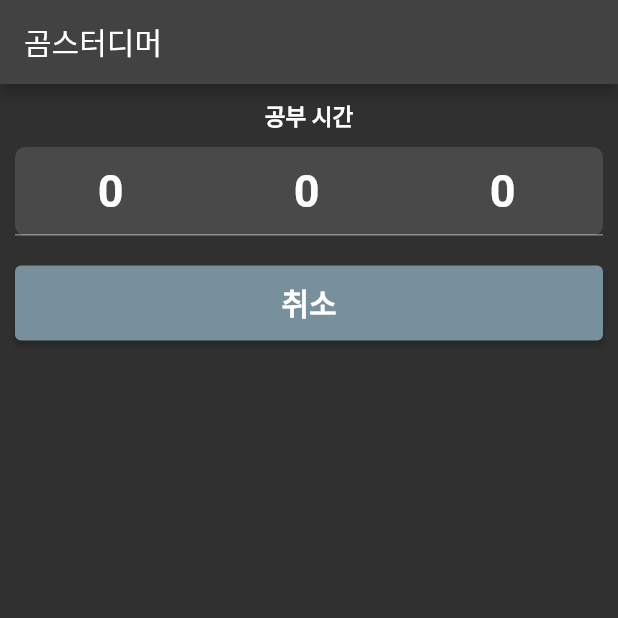
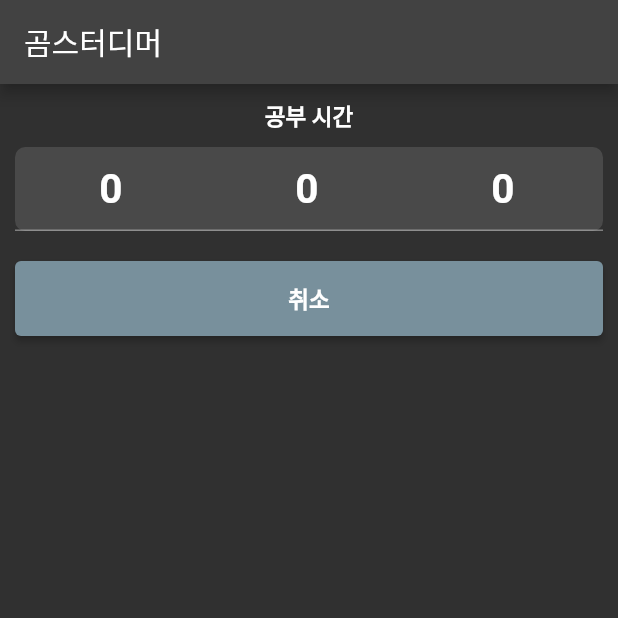
Before and after one commit to MISEONGKIM/studimer, a Flutter app: the screen it shows after launch, after a tap on "12", on a phone screen of 412 x 824 dp, the top half of it. Run offline on Flutter 3.47's test engine with Material 2 defaults, Android fonts, the phone set to English and light mode, and no system bars; our stand-ins replace floor, flutter_local_notifications, numberpicker, sqflite, vibration; missing offline and left inert: flutter_background_service, flutter_ringtone_player; accounts and stored records are empty; generated files the repository leaves out were written again.

Commit message:
fix : 글씨크기

```diff
--- a/lib/src/data/models/internal/backgound_service.dart
+++ b/lib/src/data/models/internal/backgound_service.dart
@@ -22,11 +22,11 @@ class BackGroundService {
     service = FlutterBackgroundService();
     await service.configure(
       androidConfiguration: AndroidConfiguration(
-          autoStart: false,
-          autoStartOnBoot: false,
-          onStart: _serviceStart,
-          isForegroundMode: false,
-          notificationChannelId: 'timer'),
+        autoStart: false,
+        autoStartOnBoot: false,
+        onStart: _serviceStart,
+        isForegroundMode: false,
+      ),
       iosConfiguration: IosConfiguration(
         autoStart: false,
       ),
@@ -34,7 +34,6 @@ class BackGroundService {
   }
 
   static startBackGroundService(String timer) async {
-    print((await service.isRunning()));
     if ((await service.isRunning())) return;
     Notify.flutterLocalNotificationsPlugin
         .initialize(Notify.initializationSettings);
--- a/lib/src/presentation/widgets/alram/alarm_list.dart
+++ b/lib/src/presentation/widgets/alram/alarm_list.dart
@@ -29,7 +29,7 @@ class AlarmList extends StatelessWidget {
                         child: Text(
                           e.alarmName,
                           style: const TextStyle(
-                              fontSize: 20, fontWeight: FontWeight.bold),
+                              fontSize: 15, fontWeight: FontWeight.bold),
                         ))))
                 .toList(),
             Container(
@@ -43,7 +43,7 @@ class AlarmList extends StatelessWidget {
                     child: const Text(
                       '뒤로 가기',
                       style:
-                          TextStyle(fontSize: 20, fontWeight: FontWeight.bold),
+                          TextStyle(fontSize: 15, fontWeight: FontWeight.bold),
                     )))
           ],
         ));
--- a/lib/src/presentation/widgets/alram/alarm_list_container.dart
+++ b/lib/src/presentation/widgets/alram/alarm_list_container.dart
@@ -28,7 +28,7 @@ class AlarmListContainer extends StatelessWidget {
                       textAlign: TextAlign.center,
                       style: const TextStyle(
                           color: Colors.white,
-                          fontSize: 30,
+                          fontSize: 20,
                           fontWeight: FontWeight.bold)))),
     );
   }
--- a/lib/src/presentation/widgets/controll_button/cancel_button.dart
+++ b/lib/src/presentation/widgets/controll_button/cancel_button.dart
@@ -11,7 +11,7 @@ class CancelButton extends StatelessWidget {
             padding: const EdgeInsets.all(20),
             foregroundColor: Colors.white,
             textStyle:
-                const TextStyle(fontWeight: FontWeight.bold, fontSize: 30),
+                const TextStyle(fontWeight: FontWeight.bold, fontSize: 25),
             backgroundColor: Colors.brown),
         onPressed: () => onPressed(),
         child: const Text(
--- a/lib/src/presentation/widgets/controll_button/start_button.dart
+++ b/lib/src/presentation/widgets/controll_button/start_button.dart
@@ -13,7 +13,7 @@ class StartButton extends StatelessWidget {
                 disabledBackgroundColor: Colors.grey,
                 foregroundColor: Colors.white,
                 textStyle:
-                    const TextStyle(fontWeight: FontWeight.bold, fontSize: 30),
+                    const TextStyle(fontWeight: FontWeight.bold, fontSize: 25),
                 backgroundColor: Colors.green[600]),
             onPressed: provider.isTimerBtnDisabled ? null : () => onPressed(),
             child: const Text('You Can Do It !')));
--- a/lib/src/presentation/widgets/controll_button/stop_button.dart
+++ b/lib/src/presentation/widgets/controll_button/stop_button.dart
@@ -14,7 +14,7 @@ class StopButton extends StatelessWidget {
             padding: const EdgeInsets.all(20),
             foregroundColor: Colors.white,
             textStyle:
-                const TextStyle(fontWeight: FontWeight.bold, fontSize: 30),
+                const TextStyle(fontWeight: FontWeight.bold, fontSize: 25),
             backgroundColor: Colors.blueGrey),
         onPressed: () => onPressed(),
         child: Text(buttonText));
--- a/lib/src/presentation/widgets/repeat/repeat_text.dart
+++ b/lib/src/presentation/widgets/repeat/repeat_text.dart
@@ -21,7 +21,7 @@ class RepeatText extends StatelessWidget {
               ? provider.oneCycle.repeat.toString()
               : provider.repeatCount.toString(),
           textAlign: TextAlign.center,
-          style: const TextStyle(fontSize: 30, fontWeight: FontWeight.bold),
+          style: const TextStyle(fontSize: 20, fontWeight: FontWeight.bold),
         ));
   }
 }
--- a/lib/src/presentation/widgets/repeat/repeat_textfield.dart
+++ b/lib/src/presentation/widgets/repeat/repeat_textfield.dart
@@ -25,7 +25,7 @@ class RepeatTextField extends StatelessWidget {
           ),
           child: TextFormField(
             focusNode: focus,
-            style: const TextStyle(fontSize: 30, fontWeight: FontWeight.bold),
+            style: const TextStyle(fontSize: 25, fontWeight: FontWeight.bold),
             textInputAction: TextInputAction.done,
             onFieldSubmitted: (term) {
               _fieldFocusChange(provider, stringToInt(term));
@@ -49,7 +49,7 @@ class RepeatTextField extends StatelessWidget {
                       backgroundColor: Colors.blueGrey[400]),
                   child: const Text(
                     '취소',
-                    style: TextStyle(fontSize: 20, fontWeight: FontWeight.bold),
+                    style: TextStyle(fontSize: 15, fontWeight: FontWeight.bold),
                   )))
           : const SizedBox.shrink()
     ]);
--- a/lib/src/presentation/widgets/timer/timer_number_picker.dart
+++ b/lib/src/presentation/widgets/timer/timer_number_picker.dart
@@ -30,9 +30,9 @@ class TimerNumberPicker extends StatelessWidget {
           step: 1,
           haptics: true,
           zeroPad: true,
-          textStyle: const TextStyle(color: Colors.blueGrey, fontSize: 20),
+          textStyle: const TextStyle(color: Colors.blueGrey, fontSize: 17),
           selectedTextStyle:
-              const TextStyle(color: Colors.amberAccent, fontSize: 20),
+              const TextStyle(color: Colors.amberAccent, fontSize: 17),
           onChanged: (value) => onChange(value),
           infiniteLoop: true,
         ));
--- a/lib/src/presentation/widgets/timer/timer_number_textfield.dart
+++ b/lib/src/presentation/widgets/timer/timer_number_textfield.dart
@@ -32,6 +32,6 @@ class TimerNumberTextField extends StatelessWidget {
             textAlign: TextAlign.center,
             keyboardType: TextInputType.number,
             initialValue: initialValue.toString(),
-            style: const TextStyle(fontSize: 30, fontWeight: FontWeight.bold)));
+            style: const TextStyle(fontSize: 27, fontWeight: FontWeight.bold)));
   }
 }
--- a/lib/src/presentation/widgets/timer/timer_number_textfiled_container.dart
+++ b/lib/src/presentation/widgets/timer/timer_number_textfiled_container.dart
@@ -61,7 +61,7 @@ class TimerNumberTextFieldContainer extends StatelessWidget {
                     backgroundColor: Colors.blueGrey[400]),
                 child: const Text(
                   '취소',
-                  style: TextStyle(fontSize: 20, fontWeight: FontWeight.bold),
+                  style: TextStyle(fontSize: 15, fontWeight: FontWeight.bold),
                 )))
       ]);
     });
--- a/lib/src/presentation/widgets/timer/timer_text_container.dart
+++ b/lib/src/presentation/widgets/timer/timer_text_container.dart
@@ -8,7 +8,7 @@ class TimerTextContainer extends StatelessWidget {
   Widget build(BuildContext context) {
     return consumer(builder: (context, provider) {
       const style = TextStyle(
-        fontSize: 60,
+        fontSize: 50,
         fontWeight: FontWeight.bold,
       );
 
```
